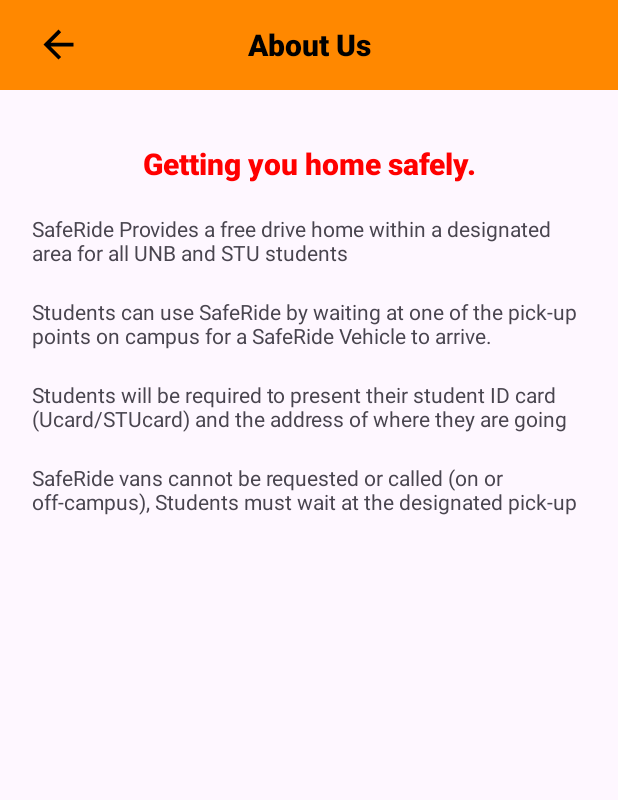
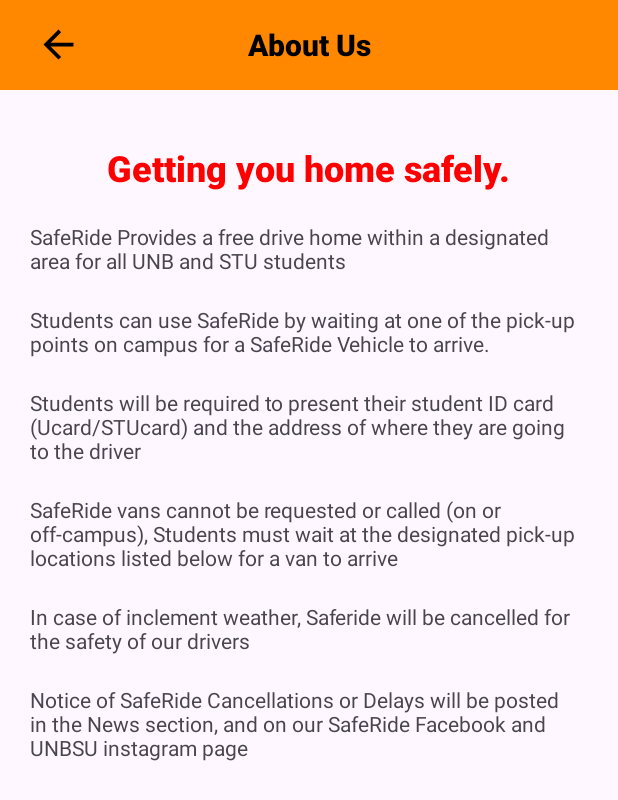
Before and after one commit to Elio-A/SafeRide, an Android app: the Aboutus screen opened directly, with no data from a screen before it, on a phone screen of 412 x 824 dp. Shown: the top 800 px of the screen. Run offline under Robolectric (Android 15) with nearby library versions, the phone set to English and light mode, and no system bars.

Commit message:
Completed About Us Feature

```diff
--- a/app/src/main/java/ca/unb/mobiledev/saferide/Aboutus.kt
+++ b/app/src/main/java/ca/unb/mobiledev/saferide/Aboutus.kt
@@ -1,6 +1,7 @@
 package ca.unb.mobiledev.saferide
 
 import android.os.Bundle
+import android.widget.Button
 import androidx.activity.enableEdgeToEdge
 import androidx.appcompat.app.AppCompatActivity
 import androidx.core.view.ViewCompat
@@ -16,5 +17,11 @@ class Aboutus : AppCompatActivity() {
             v.setPadding(systemBars.left, systemBars.top, systemBars.right, systemBars.bottom)
             insets
         }
+
+        val backID =findViewById<Button>(R.id.backButton)
+
+        backID.setOnClickListener {
+            finish()
+        }
     }
 }
--- a/app/src/main/res/layout/activity_aboutus.xml
+++ b/app/src/main/res/layout/activity_aboutus.xml
@@ -51,8 +51,10 @@
         android:layout_width="410dp"
         android:layout_height="0dp"
         android:layout_marginEnd="1dp"
+        android:layout_marginBottom="204dp"
         app:layout_constraintBottom_toBottomOf="parent"
         app:layout_constraintEnd_toEndOf="parent"
+        app:layout_constraintHorizontal_bias="0.0"
         app:layout_constraintStart_toStartOf="parent">
 
     </RelativeLayout>
@@ -67,15 +69,15 @@
         android:fontFamily="sans-serif-black"
         android:text="Getting you home safely."
         android:textColor="#FF0000"
-        android:textSize="20sp"
+        android:textSize="24sp"
         app:layout_constraintEnd_toEndOf="parent"
         app:layout_constraintStart_toStartOf="parent"
         app:layout_constraintTop_toBottomOf="@+id/relativeLayout" />
 
     <TextView
         android:id="@+id/textView3"
-        android:layout_width="370dp"
-        android:layout_height="35dp"
+        android:layout_width="0dp"
+        android:layout_height="wrap_content"
         android:layout_marginStart="20dp"
         android:layout_marginTop="20dp"
         android:layout_marginEnd="20dp"
@@ -86,8 +88,8 @@
 
     <TextView
         android:id="@+id/textView4"
-        android:layout_width="370dp"
-        android:layout_height="35dp"
+        android:layout_width="0dp"
+        android:layout_height="wrap_content"
         android:layout_marginStart="20dp"
         android:layout_marginTop="20dp"
         android:layout_marginEnd="20dp"
@@ -98,8 +100,8 @@
 
     <TextView
         android:id="@+id/textView5"
-        android:layout_width="370dp"
-        android:layout_height="35dp"
+        android:layout_width="0dp"
+        android:layout_height="wrap_content"
         android:layout_marginStart="20dp"
         android:layout_marginTop="20dp"
         android:layout_marginEnd="20dp"
@@ -110,8 +112,8 @@
 
     <TextView
         android:id="@+id/textView6"
-        android:layout_width="370dp"
-        android:layout_height="35dp"
+        android:layout_width="0dp"
+        android:layout_height="wrap_content"
         android:layout_marginStart="20dp"
         android:layout_marginTop="20dp"
         android:layout_marginEnd="20dp"
@@ -119,4 +121,28 @@
         app:layout_constraintEnd_toEndOf="parent"
         app:layout_constraintStart_toStartOf="parent"
         app:layout_constraintTop_toBottomOf="@+id/textView5" />
+
+    <TextView
+        android:id="@+id/textView7"
+        android:layout_width="0dp"
+        android:layout_height="wrap_content"
+        android:layout_marginStart="20dp"
+        android:layout_marginTop="20dp"
+        android:layout_marginEnd="20dp"
+        android:text="In case of inclement weather, Saferide will be cancelled for the safety of our drivers"
+        app:layout_constraintEnd_toEndOf="parent"
+        app:layout_constraintStart_toStartOf="parent"
+        app:layout_constraintTop_toBottomOf="@+id/textView6" />
+
+    <TextView
+        android:id="@+id/textView8"
+        android:layout_width="0dp"
+        android:layout_height="wrap_content"
+        android:layout_marginStart="20dp"
+        android:layout_marginTop="20dp"
+        android:layout_marginEnd="20dp"
+        android:text="Notice of SafeRide Cancellations or Delays will be posted in the News section, and on our SafeRide Facebook and UNBSU instagram page"
+        app:layout_constraintEnd_toEndOf="parent"
+        app:layout_constraintStart_toStartOf="parent"
+        app:layout_constraintTop_toBottomOf="@+id/textView7" />
 </androidx.constraintlayout.widget.ConstraintLayout>
```
